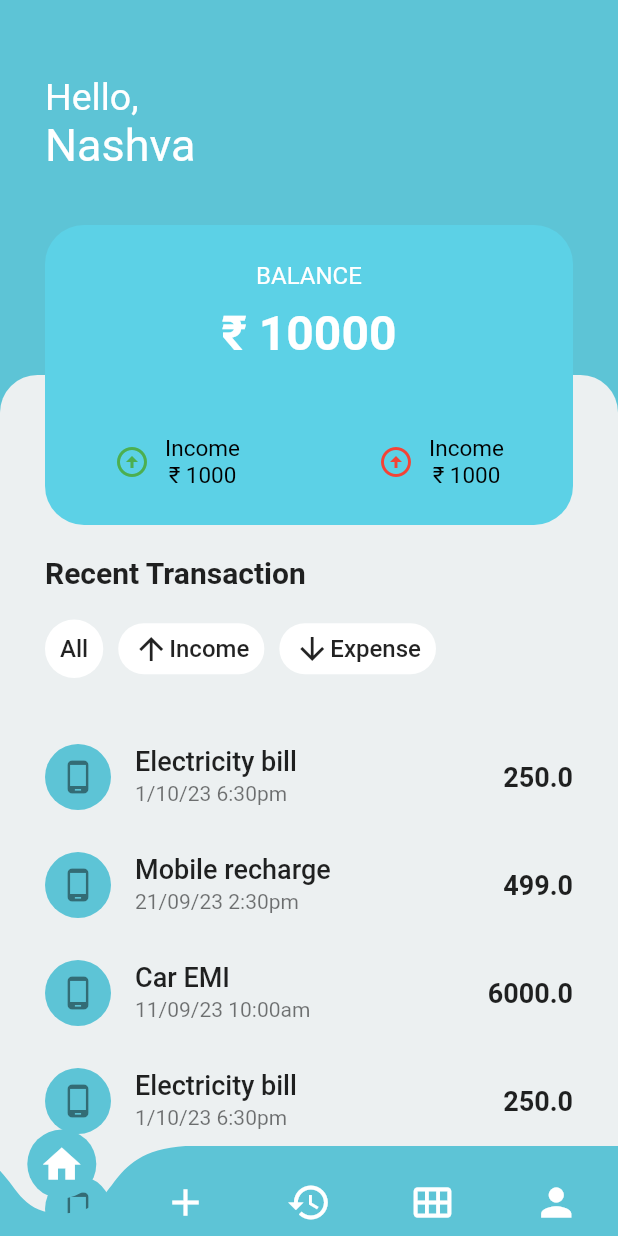
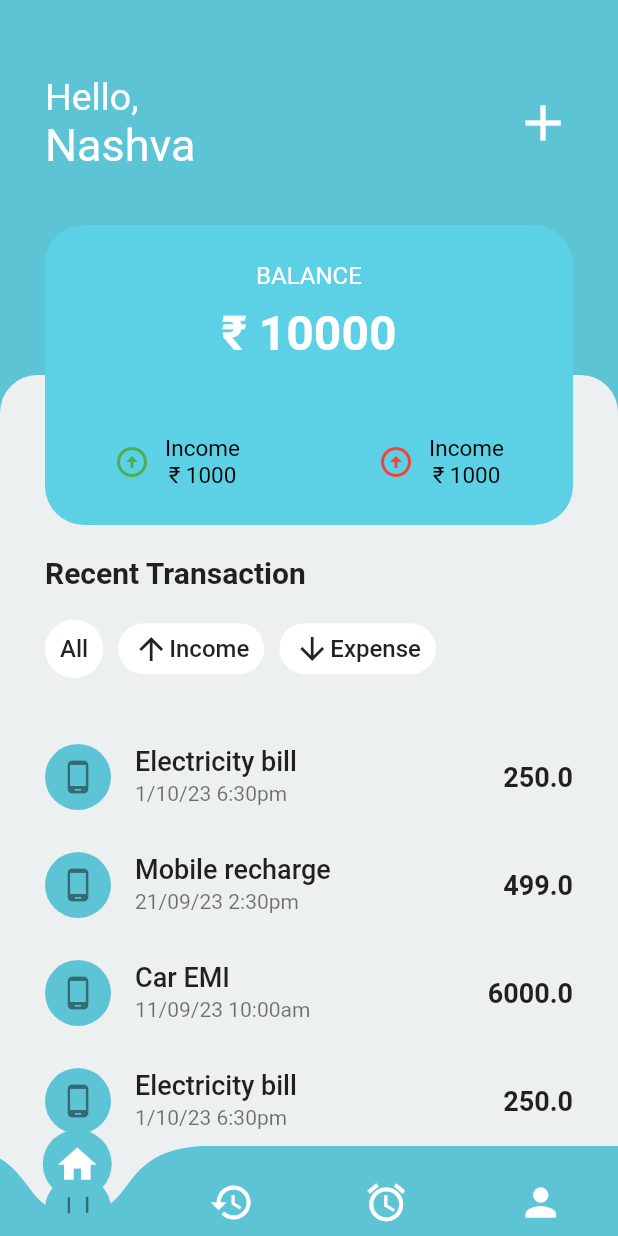
Before and after one commit to nashvak/expense_tracker, a Flutter app: the screen it shows after launch, after a tap on "Get Started", after a tap on "Login", on a phone screen of 412 x 824 dp. Run offline on Flutter 3.47's test engine with Material 2 defaults, Android fonts, the phone set to English and light mode, and no system bars; drawn by our look-alikes of curved_navigation_bar; our stand-ins replace get, google_fonts, toggle_switch.

Commit message:
password visibility on or off set using getx

```diff
--- a/lib/custom_widgets/common/sizedbox.dart
+++ b/lib/custom_widgets/common/sizedbox.dart
@@ -17,7 +17,7 @@ Widget height50 = const SizedBox(
 );
 
 class BlankSpace extends StatelessWidget {
-  BlankSpace({this.height, this.width, super.key});
+  const BlankSpace({this.height, this.width, super.key});
   final double? height;
   final double? width;
   @override
--- /dev/null
+++ b/lib/custom_widgets/home_screen/appbar.dart
@@ -0,0 +1,43 @@
+import 'package:flutter/material.dart';
+import 'package:get/get.dart';
+
+class HomescreenAppbar extends StatelessWidget {
+  const HomescreenAppbar({
+    super.key,
+  });
+
+  @override
+  Widget build(BuildContext context) {
+    return Row(
+      mainAxisAlignment: MainAxisAlignment.spaceBetween,
+      children: [
+        const Column(
+          crossAxisAlignment: CrossAxisAlignment.start,
+          children: [
+            Text(
+              'Hello,',
+              style: TextStyle(fontSize: 25, color: Colors.white),
+            ),
+            Text(
+              'Nashva',
+              style: TextStyle(
+                fontSize: 30,
+                color: Colors.white,
+              ),
+            ),
+          ],
+        ),
+        GestureDetector(
+          onTap: () {
+            Get.toNamed('/addtransaction');
+          },
+          child: const Icon(
+            Icons.add,
+            color: Colors.white,
+            size: 40,
+          ),
+        )
+      ],
+    );
+  }
+}
--- a/lib/custom_widgets/common/home_screen_widgets.dart
+++ b/lib/custom_widgets/home_screen/button.dart
@@ -3,14 +3,14 @@ import 'package:flutter/material.dart';
 import '../../constatnts/colors.dart';
 
 class SortButton extends StatelessWidget {
-  SortButton(
+  const SortButton(
       {required this.title,
       required this.ontap,
       required this.icon,
       super.key});
   final String title;
   final Icon icon;
-  void Function() ontap;
+  final void Function() ontap;
   @override
   Widget build(BuildContext context) {
     return GestureDetector(
--- a/lib/view/authentication/login.dart
+++ b/lib/view/authentication/login.dart
@@ -4,10 +4,12 @@ import 'package:expense_tracker/custom_widgets/common/decoration.dart';
 import 'package:expense_tracker/custom_widgets/common/sizedbox.dart';
 import 'package:expense_tracker/custom_widgets/login&signup/textfield.dart';
 import 'package:expense_tracker/custom_widgets/login&signup/validators.dart';
+import 'package:expense_tracker/view/transaction/dashboard/bottom_nav.dart';
 import 'package:flutter/material.dart';
 import 'package:get/get.dart';
 import 'package:google_fonts/google_fonts.dart';
 
+import '../../controller/password_controller.dart';
 import '../../custom_widgets/common/textstyle.dart';
 import '../../custom_widgets/login&signup/bottom_text.dart';
 
@@ -16,6 +18,7 @@ class LoginScreen extends StatelessWidget {
   final formKey = GlobalKey<FormState>();
   final emailController = TextEditingController();
   final passController = TextEditingController();
+  final PasswordController pass = Get.put(PasswordController());
   @override
   Widget build(BuildContext context) {
     return Scaffold(
@@ -39,7 +42,7 @@ class LoginScreen extends StatelessWidget {
                     child: Column(
                       crossAxisAlignment: CrossAxisAlignment.start,
                       children: [
-                        BlankSpace(
+                        const BlankSpace(
                           height: 50,
                         ),
                         Align(
@@ -49,7 +52,7 @@ class LoginScreen extends StatelessWidget {
                             style: GoogleFonts.lato(fontSize: 24),
                           ),
                         ),
-                        BlankSpace(
+                        const BlankSpace(
                           height: 30,
                         ),
                         Text(
@@ -57,44 +60,54 @@ class LoginScreen extends StatelessWidget {
                           style: textFieldtitle(),
                         ),
 
-                        BlankSpace(
+                        const BlankSpace(
                           height: 10,
                         ),
                         CustomTextField(
                           obscure: false,
                           validator: emailValidator,
                           controller: emailController,
-                          title: 'Email',
+                          title: '',
                         ),
 
-                        BlankSpace(
+                        const BlankSpace(
                           height: 30,
                         ),
                         Text(
                           'Password',
                           style: textFieldtitle(),
                         ),
-                        BlankSpace(
+                        const BlankSpace(
                           height: 10,
                         ),
-                        CustomTextField(
-                          obscure: true,
-                          controller: passController,
-                          validator: passwordValidator,
-                          title: 'Password',
-                          icon: const Icon(Icons.visibility),
+                        Obx(
+                          () => CustomTextField(
+                            obscure: pass.visibility.value,
+                            controller: passController,
+                            validator: passwordValidator,
+                            title: 'Password',
+                            icon: IconButton(
+                              onPressed: () {
+                                pass.changeVisibility(pass.visibility.value);
+                              },
+                              icon: Icon(pass.visibility.value
+                                  ? Icons.visibility
+                                  : Icons.visibility_off),
+                            ),
+                          ),
                         ),
 
-                        BlankSpace(
+                        const BlankSpace(
                           height: 50,
                         ),
                         CustomButton(
                           title: 'Login',
                           onTap: () {
                             Get.offNamed('/bottom');
+                            Get.off(const BottomNav());
                           },
                         ),
-                        BlankSpace(
+                        const BlankSpace(
                           height: 20,
                         ),
                         BottomText(
--- a/lib/view/remainder/remainder_screen.dart
+++ b/lib/view/remainder/remainder_screen.dart
@@ -29,7 +29,7 @@ class ScreenRemainder extends StatelessWidget {
                   onTap: () {
                     Get.toNamed('/addremainder');
                   },
-                  child: Icon(
+                  child: const Icon(
                     Icons.add,
                     size: 35,
                   ),
--- a/lib/view/transaction/dashboard/bottom_nav.dart
+++ b/lib/view/transaction/dashboard/bottom_nav.dart
@@ -1,7 +1,6 @@
 import 'package:curved_navigation_bar/curved_navigation_bar.dart';
 import 'package:expense_tracker/constatnts/colors.dart';
 import 'package:expense_tracker/view/history/history_screen.dart';
-import 'package:expense_tracker/view/transaction/add_transaction.dart';
 import 'package:expense_tracker/view/transaction/home_screen.dart';
 import 'package:expense_tracker/view/profile/profile_screen.dart';
 import 'package:expense_tracker/view/remainder/remainder_screen.dart';
@@ -18,14 +17,14 @@ class _BottomNavState extends State<BottomNav> {
   int myIndex = 0;
   List<Widget> icons = [
     const Icon(Icons.home, size: 30),
-    const Icon(Icons.add, size: 30),
+    //const Icon(Icons.add, size: 30),
     const Icon(Icons.history, size: 30),
-    const Icon(Icons.calendar_view_month, size: 30),
+    const Icon(Icons.alarm, size: 30),
     const Icon(Icons.person, size: 30),
   ];
   List<Widget> screens = [
     const ScreenHome(),
-    ScreenAddTransaction(),
+    //ScreenAddTransaction(),
     const ScreenHistory(),
     ScreenRemainder(),
     ScreenProfile(),
--- a/lib/view/transaction/home_screen.dart
+++ b/lib/view/transaction/home_screen.dart
@@ -4,7 +4,8 @@ import 'package:flutter/material.dart';
 import 'package:get/get.dart';
 import '../../constatnts/colors.dart';
 import '../../custom_widgets/common/decoration.dart';
-import '../../custom_widgets/common/home_screen_widgets.dart';
+import '../../custom_widgets/home_screen/appbar.dart';
+import '../../custom_widgets/home_screen/button.dart';
 
 class ScreenHome extends StatelessWidget {
   const ScreenHome({super.key});
@@ -14,31 +15,17 @@ class ScreenHome extends StatelessWidget {
     return Scaffold(
       backgroundColor: Appcolor.primaryColor,
       body: SizedBox(
-        height: double.infinity,
-        width: double.infinity,
+        height: Get.height,
+        width: Get.width,
         child: Stack(
           children: [
             const Positioned(
               top: 50,
               left: 30,
+              right: 30,
               // height: 200,
               // width: double.infinity,
-              child: Column(
-                crossAxisAlignment: CrossAxisAlignment.start,
-                children: [
-                  Text(
-                    'Hello,',
-                    style: TextStyle(fontSize: 25, color: Colors.white),
-                  ),
-                  Text(
-                    'Nashva',
-                    style: TextStyle(
-                      fontSize: 30,
-                      color: Colors.white,
-                    ),
-                  ),
-                ],
-              ),
+              child: HomescreenAppbar(),
             ),
             Positioned(
               top: 250,
@@ -53,7 +40,7 @@ class ScreenHome extends StatelessWidget {
                 child: Padding(
                   padding: const EdgeInsets.only(
                       top: 120, left: 30, right: 30, bottom: 0),
-                  child: Container(
+                  child: SizedBox(
                     //color: Colors.green,
                     child: Column(
                       crossAxisAlignment: CrossAxisAlignment.start,
@@ -119,13 +106,13 @@ class ScreenHome extends StatelessWidget {
                                 ),
                               ),
                             ),
-                            BlankSpace(
+                            const BlankSpace(
                               width: 10,
                             ),
                             SortButton(
                               ontap: () {},
                               title: 'Income',
-                              icon: Icon(Icons.arrow_upward),
+                              icon: const Icon(Icons.arrow_upward),
                             ),
                             const SizedBox(
                               width: 10,
@@ -133,13 +120,13 @@ class ScreenHome extends StatelessWidget {
                             SortButton(
                               ontap: () {},
                               title: 'Expense',
-                              icon: Icon(Icons.arrow_downward),
+                              icon: const Icon(Icons.arrow_downward),
                             )
                           ],
                         ),
                         height10,
                         Expanded(
-                          child: Container(
+                          child: SizedBox(
                             //color: Colors.red,
                             //height: MediaQuery.of(context).size.height,
                             height: 50,
```
Also changed, not shown: lib/controller/password_controller.dart (added, +8 -0 lines), lib/custom_widgets/login&signup/textfield.dart (+9 -9 lines), lib/view/authentication/signup.dart (+23 -12 lines), lib/view/history/history_screen.dart (+4 -4 lines), lib/view/transaction/add_transaction.dart (+19 -7 lines), lib/view/transaction/view_transaction.dart (+22 -4 lines).
